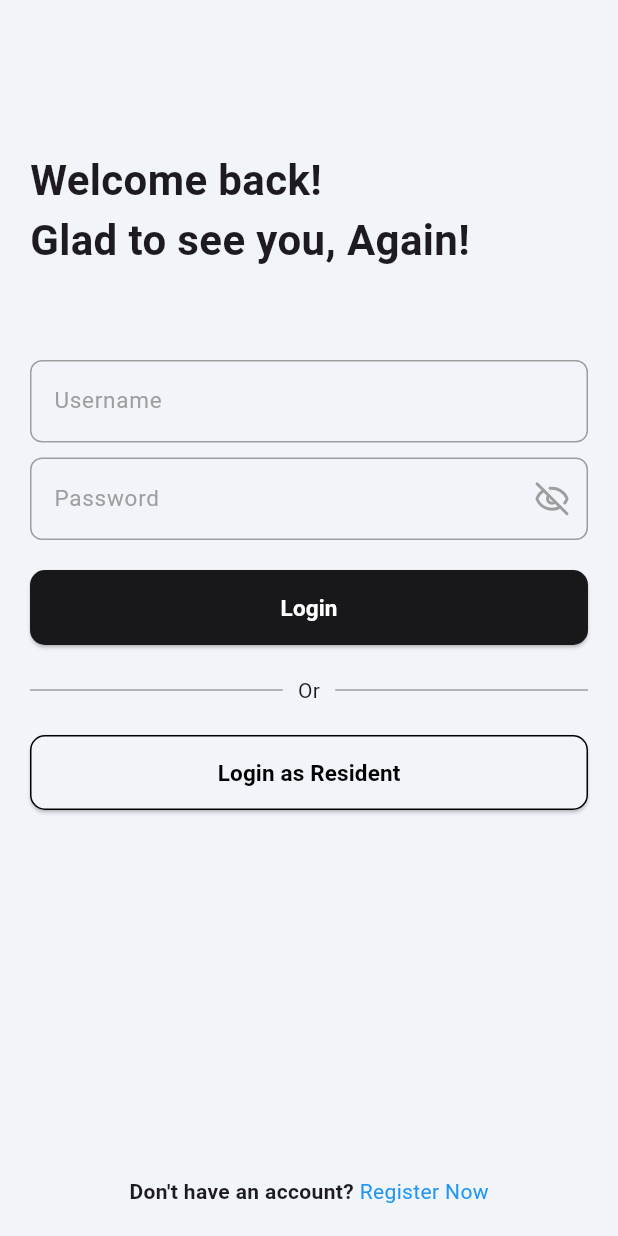
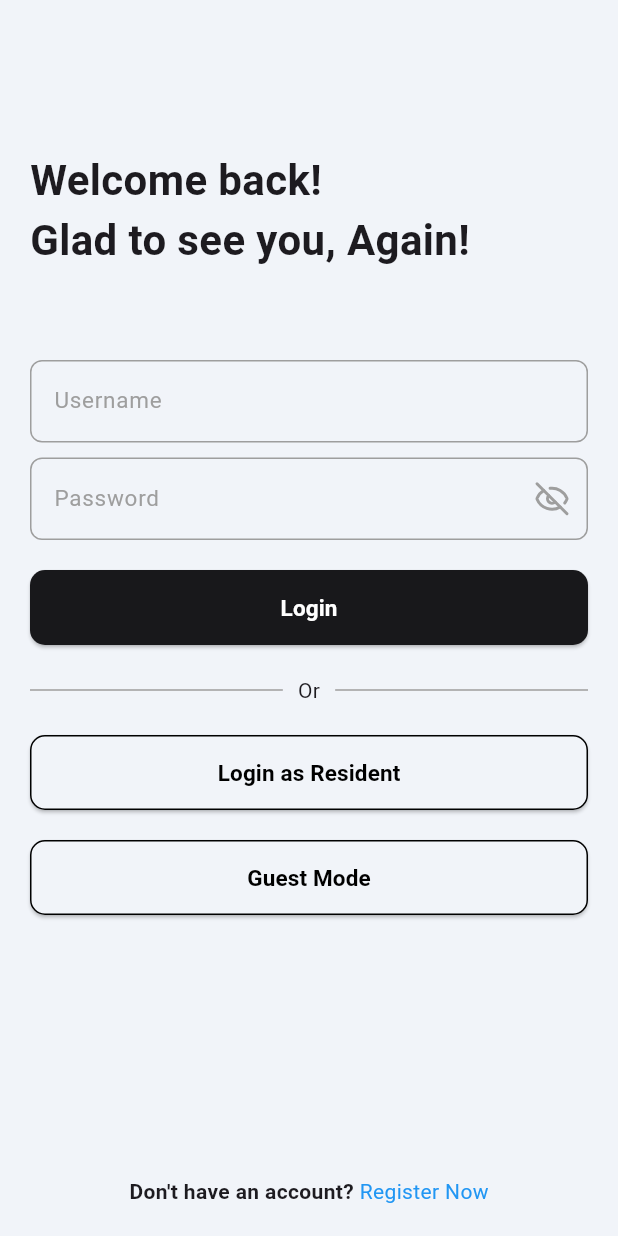
Before and after one commit to TI-3D/iSentry, a Flutter app: the screen it shows after launch, on a phone screen of 412 x 824 dp. Run offline on Flutter 3.47's test engine with Material 3 defaults, Android fonts, the phone set to English and light mode, and no system bars; our stand-ins replace camera, equatable, fl_chart, flutter_bloc, image_picker, lucide_icons and 5 more; missing offline and left inert: avatar_stack; Roboto replaces fonts that are missing (SFPro); project files that could hold a hidden picture were left out.

Commit message:
feat: add temporary redirect guest mode button

```diff
--- a/mobile/lib/presentation/auth/pages/login.dart
+++ b/mobile/lib/presentation/auth/pages/login.dart
@@ -130,6 +130,19 @@ class LoginPage extends StatelessWidget {
                             context, const LoginResidentPage());
                       },
                     ),
+                    const SizedBox(height: 20),
+                    CustomElevatedButton(
+                      buttonText: 'Guest Mode',
+                      Backcolor: const Color(0xFFf1f4f9),
+                      TextColor: Colors.black,
+                      border: const BorderSide(color: Colors.black, width: 1),
+                      onPressed: () {
+                        AppNavigator.pushReplacement(
+                          context,
+                          const HomePage(userName: "Guest"),
+                        );
+                      },
+                    ),
                   ],
                 ),
                 Center(
```
